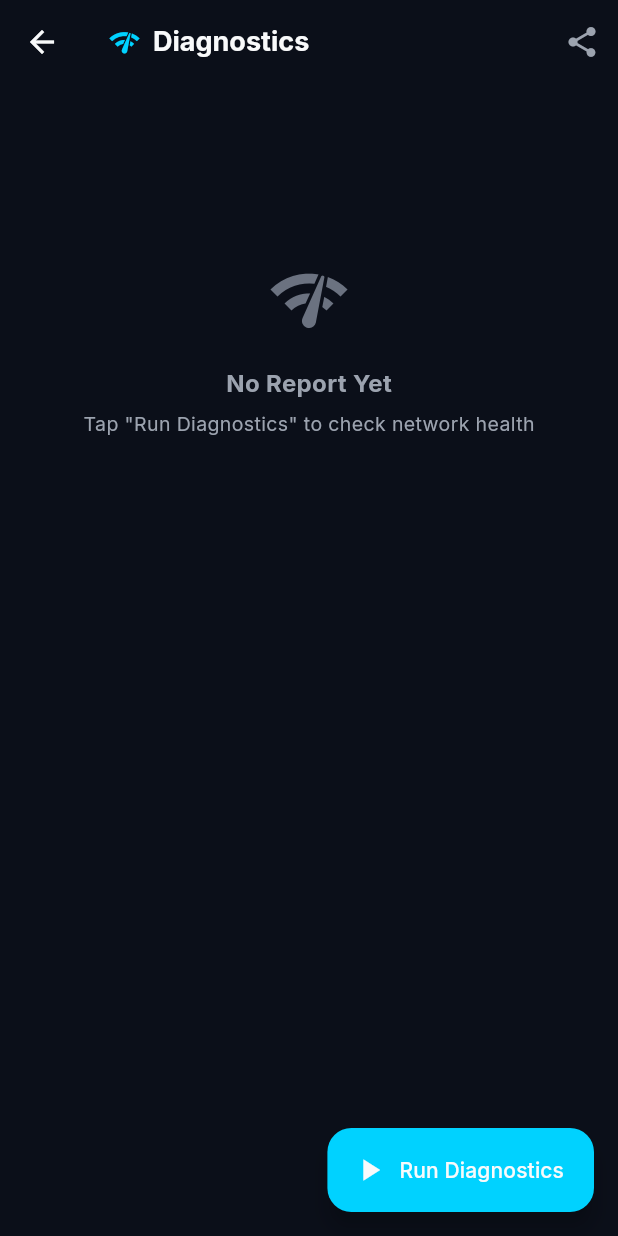
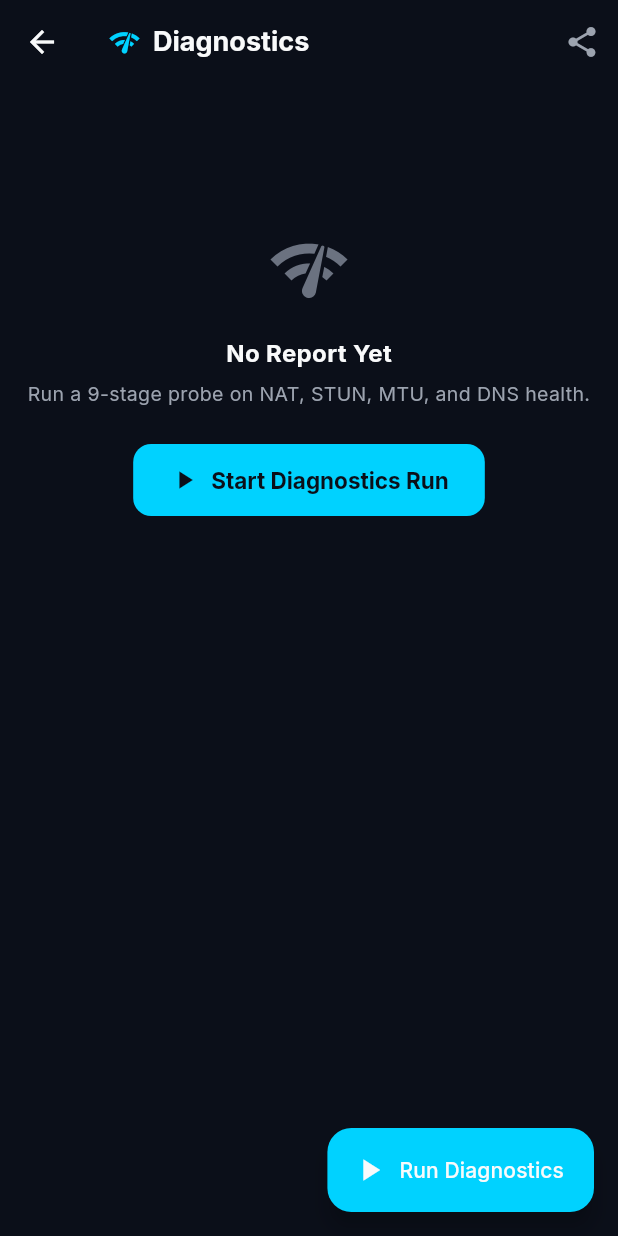
Before and after one commit to zoop-internet/zoopspot, a Flutter app: the DiagnosticsScreen screen opened by its route, on a phone screen of 412 x 824 dp. Run offline on Flutter 3.47's test engine with Material 3 defaults, Android fonts, the phone set to English and light mode, and no system bars; our stand-ins replace flutter_riverpod, flutter_secure_storage, go_router, google_fonts; missing offline and left inert: cryptography; accounts and stored records are empty.

Commit message:
refactor(mobile): enhance accessibility, touch target constraints, and screen reader semantics on diagnostics screen

```diff
--- a/mobile/lib/features/diagnostics/presentation/screens/diagnostics_screen.dart
+++ b/mobile/lib/features/diagnostics/presentation/screens/diagnostics_screen.dart
@@ -18,9 +18,17 @@ class DiagnosticsScreen extends ConsumerWidget {
       appBar: AppBar(
         backgroundColor: ZoopColors.background,
         elevation: 0,
-        leading: IconButton(
+        leading: Semantics(
+          button: true,
+          label: 'Back',
+          child: ConstrainedBox(
+            constraints: const BoxConstraints(minWidth: 48, minHeight: 48),
+            child: IconButton(
               icon: const Icon(Icons.arrow_back, color: ZoopColors.textPrimary),
               onPressed: () => Navigator.of(context).pop(),
+              tooltip: 'Back',
+            ),
+          ),
         ),
         title: const Row(
           children: [
@@ -37,7 +45,12 @@ class DiagnosticsScreen extends ConsumerWidget {
           ],
         ),
         actions: [
-          IconButton(
+          Semantics(
+            button: true,
+            label: 'Share diagnostic report bundle',
+            child: ConstrainedBox(
+              constraints: const BoxConstraints(minWidth: 48, minHeight: 48),
+              child: IconButton(
                 icon: const Icon(Icons.share, color: ZoopColors.textSecondary),
                 tooltip: 'Share Report',
                 onPressed: () {
@@ -47,6 +60,7 @@ class DiagnosticsScreen extends ConsumerWidget {
                     ScaffoldMessenger.of(context).showSnackBar(
                       const SnackBar(
                         content: Text('Diagnostic bundle copied to clipboard'),
+                        backgroundColor: ZoopColors.accentGreen,
                       ),
                     );
                   } else {
@@ -58,9 +72,16 @@ class DiagnosticsScreen extends ConsumerWidget {
                   }
                 },
               ),
+            ),
+          ),
         ],
       ),
-      floatingActionButton: FloatingActionButton.extended(
+      floatingActionButton: Semantics(
+        button: true,
+        label: state.isRunning ? 'Running network diagnostics' : 'Run Diagnostics',
+        child: ConstrainedBox(
+          constraints: const BoxConstraints(minHeight: 48),
+          child: FloatingActionButton.extended(
             heroTag: 'diagnosticsFab',
             onPressed: state.isRunning ? null : () => notifier.runDiagnostics(),
             icon: state.isRunning
@@ -76,6 +97,8 @@ class DiagnosticsScreen extends ConsumerWidget {
             label: Text(state.isRunning ? 'Running...' : 'Run Diagnostics'),
             backgroundColor: state.isRunning ? ZoopColors.surfaceElevated : ZoopColors.primaryCyan,
             foregroundColor: ZoopColors.textPrimary,
+          ),
+        ),
       ),
       body: SafeArea(
         child: SingleChildScrollView(
@@ -105,29 +128,49 @@ class DiagnosticsScreen extends ConsumerWidget {
                 _buildActionButtons(context, notifier),
                 const SizedBox(height: 80), // spacing for fab
               ] else if (!state.isRunning)
-                const Center(
+                Center(
                   child: Padding(
-                    padding: EdgeInsets.only(top: 100),
+                    padding: const EdgeInsets.only(top: 80),
                     child: Column(
                       children: [
-                        Icon(
+                        const Icon(
                           Icons.network_check,
                           size: 56,
                           color: ZoopColors.textMuted,
                         ),
-                        SizedBox(height: 16),
-                        Text(
+                        const SizedBox(height: 16),
+                        const Text(
                           'No Report Yet',
                           style: TextStyle(
                             fontSize: 16,
                             fontWeight: FontWeight.bold,
-                            color: ZoopColors.textSecondary,
+                            color: ZoopColors.textPrimary,
                           ),
                         ),
-                        SizedBox(height: 6),
-                        Text(
-                          'Tap "Run Diagnostics" to check network health',
+                        const SizedBox(height: 6),
+                        const Text(
+                          'Run a 9-stage probe on NAT, STUN, MTU, and DNS health.',
+                          textAlign: TextAlign.center,
                           style: TextStyle(color: ZoopColors.textSecondary, fontSize: 13),
+                        ),
+                        const SizedBox(height: 24),
+                        Semantics(
+                          button: true,
+                          label: 'Start 9-stage network diagnostics run',
+                          child: ConstrainedBox(
+                            constraints: const BoxConstraints(minHeight: 48, minWidth: 200),
+                            child: ElevatedButton.icon(
+                              onPressed: () => notifier.runDiagnostics(),
+                              icon: const Icon(Icons.play_arrow, size: 20),
+                              label: const Text('Start Diagnostics Run', style: TextStyle(fontWeight: FontWeight.bold)),
+                              style: ElevatedButton.styleFrom(
+                                backgroundColor: ZoopColors.primaryCyan,
+                                foregroundColor: ZoopColors.background,
+                                padding: const EdgeInsets.symmetric(horizontal: 24, vertical: 14),
+                                shape: RoundedRectangleBorder(borderRadius: BorderRadius.circular(12)),
+                              ),
+                            ),
+                          ),
                         ),
                       ],
                     ),
@@ -141,7 +184,9 @@ class DiagnosticsScreen extends ConsumerWidget {
   }
 
   Widget _buildSummarySection(BuildContext context, DiagnosticsReport report) {
-    return Container(
+    return Semantics(
+      label: 'Network health summary: ${report.healthy ? 'Network Healthy' : 'Issues Detected'}. NAT Type: ${_getNatTypeName(report.natType)}. MTU: ${report.pathMTU ?? 'unknown'} bytes. DNS Leak: ${report.dnsLeakDetected == true ? 'Leaking' : 'Safe'}.',
+      child: Container(
         decoration: BoxDecoration(
           color: ZoopColors.surfaceElevated,
           borderRadius: BorderRadius.circular(16),
@@ -183,6 +228,7 @@ class DiagnosticsScreen extends ConsumerWidget {
                 ],
               ),
             ],
+          ),
         ),
       ),
     );
@@ -296,12 +342,17 @@ class DiagnosticsScreen extends ConsumerWidget {
                       style: const TextStyle(fontSize: 10, color: ZoopColors.textSecondary),
                     ),
                   ),
-                IconButton(
-                  icon: const Icon(Icons.refresh, size: 16, color: ZoopColors.accentAmber),
-                  tooltip: 'Retry',
+                Semantics(
+                  button: true,
+                  label: 'Retry ${check.name}',
+                  child: ConstrainedBox(
+                    constraints: const BoxConstraints(minWidth: 48, minHeight: 48),
+                    child: IconButton(
+                      icon: const Icon(Icons.refresh, size: 18, color: ZoopColors.accentAmber),
+                      tooltip: 'Retry ${check.name}',
                       onPressed: () => notifier.runDiagnostics(),
-                  constraints: const BoxConstraints(minWidth: 32, minHeight: 32),
-                  padding: const EdgeInsets.all(4),
+                    ),
+                  ),
                 ),
               ],
             );
@@ -319,7 +370,9 @@ class DiagnosticsScreen extends ConsumerWidget {
             );
           }
 
-          return ListTile(
+          return Semantics(
+            label: '${check.name}: ${check.status.name}. ${check.message}. ${check.latency != null ? '${check.latency!.inMilliseconds} milliseconds latency.' : ''}',
+            child: ListTile(
               leading: leadingWidget,
               title: Text(check.name),
               subtitle: Text(
@@ -327,6 +380,7 @@ class DiagnosticsScreen extends ConsumerWidget {
                 style: const TextStyle(color: ZoopColors.textSecondary, fontSize: 12),
               ),
               trailing: trailingWidget,
+            ),
           );
         },
       ),
@@ -337,6 +391,11 @@ class DiagnosticsScreen extends ConsumerWidget {
     return Row(
       children: [
         Expanded(
+          child: Semantics(
+            button: true,
+            label: 'Share diagnostic bundle to clipboard',
+            child: ConstrainedBox(
+              constraints: const BoxConstraints(minHeight: 48),
               child: OutlinedButton.icon(
                 onPressed: () {
                   final bundle = notifier.generateShareableBundle();
@@ -347,10 +406,21 @@ class DiagnosticsScreen extends ConsumerWidget {
                 },
                 icon: const Icon(Icons.share, size: 18),
                 label: const Text('Share Bundle'),
+                style: OutlinedButton.styleFrom(
+                  padding: const EdgeInsets.symmetric(vertical: 14),
+                  shape: RoundedRectangleBorder(borderRadius: BorderRadius.circular(12)),
+                ),
+              ),
+            ),
           ),
         ),
         const SizedBox(width: 12),
         Expanded(
+          child: Semantics(
+            button: true,
+            label: 'Submit diagnostic report to cloud telemetry',
+            child: ConstrainedBox(
+              constraints: const BoxConstraints(minHeight: 48),
               child: ElevatedButton.icon(
                 onPressed: () async {
                   final success = await notifier.submitToCloud();
@@ -365,6 +435,14 @@ class DiagnosticsScreen extends ConsumerWidget {
                 },
                 icon: const Icon(Icons.cloud_upload, size: 18),
                 label: const Text('Submit'),
+                style: ElevatedButton.styleFrom(
+                  backgroundColor: ZoopColors.primaryCyan,
+                  foregroundColor: ZoopColors.background,
+                  padding: const EdgeInsets.symmetric(vertical: 14),
+                  shape: RoundedRectangleBorder(borderRadius: BorderRadius.circular(12)),
+                ),
+              ),
+            ),
           ),
         ),
       ],
```
Lines whose indentation alone changed are shown as unchanged.
